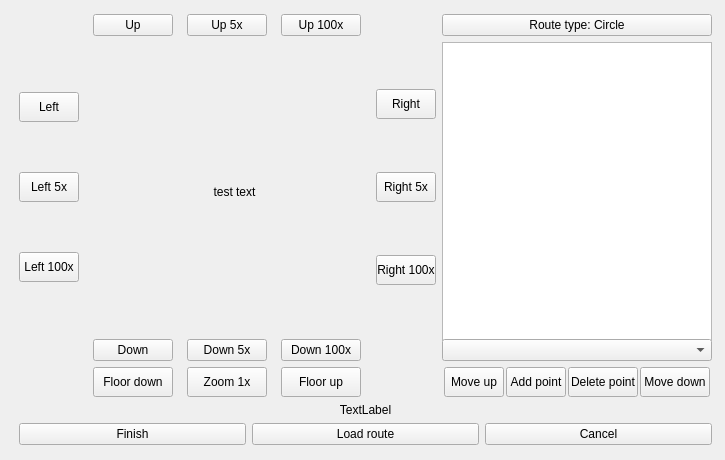
First picture: the form in sources/RouteCreator.ui, repository Groundy/CrackerJack, before the edit.
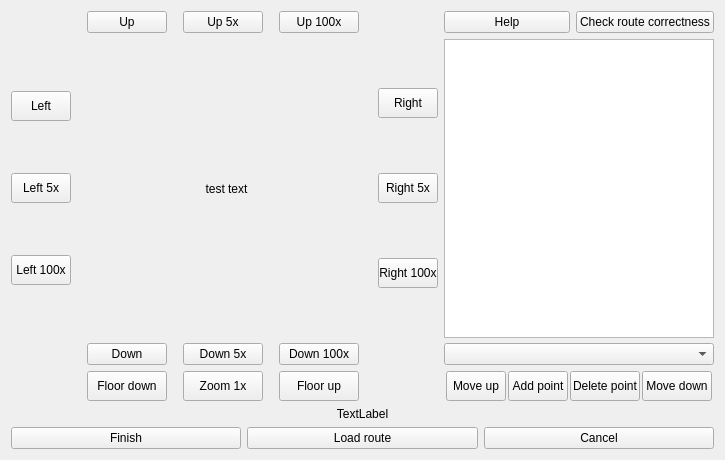
Second picture: the form after the edit.

```diff
--- a/sources/RouteCreator.ui
+++ b/sources/RouteCreator.ui
@@ -31,21 +31,8 @@
   <property name="windowTitle">
    <string>RouteCreator</string>
   </property>
-  <widget class="QWidget" name="gridLayoutWidget">
-   <property name="geometry">
-    <rect>
-     <x>8</x>
-     <y>3</y>
-     <width>715</width>
-     <height>453</height>
-    </rect>
-   </property>
-   <property name="sizePolicy">
-    <sizepolicy hsizetype="Expanding" vsizetype="Expanding">
-     <horstretch>0</horstretch>
-     <verstretch>0</verstretch>
-    </sizepolicy>
-   </property>
+  <layout class="QGridLayout" name="gridLayout_2">
+   <item row="0" column="0">
    <layout class="QGridLayout" name="gridLayout">
     <item row="2" column="1">
      <layout class="QHBoxLayout" name="horizontalLayout_5">
@@ -333,31 +320,6 @@
         </item>
        </layout>
       </item>
-      <item row="0" column="3">
-       <widget class="QPushButton" name="routeTypeButton">
-        <property name="sizePolicy">
-         <sizepolicy hsizetype="Fixed" vsizetype="Fixed">
-          <horstretch>0</horstretch>
-          <verstretch>0</verstretch>
-         </sizepolicy>
-        </property>
-        <property name="minimumSize">
-         <size>
-          <width>270</width>
-          <height>0</height>
-         </size>
-        </property>
-        <property name="maximumSize">
-         <size>
-          <width>270</width>
-          <height>16777215</height>
-         </size>
-        </property>
-        <property name="text">
-         <string>Route type: Circle</string>
-        </property>
-       </widget>
-      </item>
       <item row="1" column="3">
        <widget class="QListWidget" name="pointsList">
         <property name="sizePolicy">
@@ -661,10 +623,29 @@
         </item>
        </layout>
       </item>
+       <item row="0" column="3">
+        <layout class="QHBoxLayout" name="horizontalLayout_6">
+         <item>
+          <widget class="QPushButton" name="helpButton">
+           <property name="text">
+            <string>Help</string>
+           </property>
+          </widget>
+         </item>
+         <item>
+          <widget class="QPushButton" name="checkButton">
+           <property name="text">
+            <string>Check route correctness</string>
+           </property>
+          </widget>
+         </item>
      </layout>
     </item>
    </layout>
-  </widget>
+     </item>
+    </layout>
+   </item>
+  </layout>
  </widget>
  <layoutdefault spacing="6" margin="11"/>
  <resources/>
```
Left out of the diff: 51 changed lines with no effect on the pictures. Lines whose indentation alone changed are shown as unchanged.
